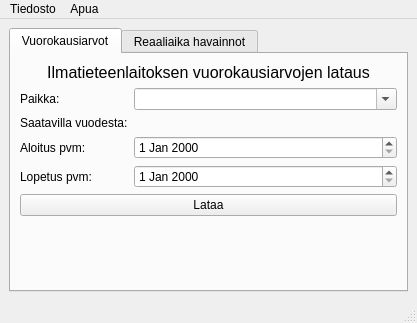
Before: the Qt Designer form gui/main_window.ui in Tumetsu/FMI-weather-downloader, drawn with Qt 5.
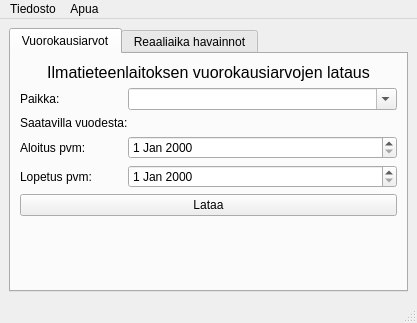
After: the same form once the commit is applied.

Commit message: Renamed Qt-designer elements in a clean and logical way

Diff of the .ui file:
```diff
--- a/gui/main_window.ui
+++ b/gui/main_window.ui
@@ -53,6 +53,21 @@
           <property name="fieldGrowthPolicy">
            <enum>QFormLayout::AllNonFixedFieldsGrow</enum>
           </property>
+          <property name="horizontalSpacing">
+           <number>0</number>
+          </property>
+          <property name="leftMargin">
+           <number>0</number>
+          </property>
+          <property name="topMargin">
+           <number>0</number>
+          </property>
+          <property name="rightMargin">
+           <number>0</number>
+          </property>
+          <property name="bottomMargin">
+           <number>0</number>
+          </property>
           <item row="0" column="0">
            <widget class="QLabel" name="label">
             <property name="text">
```
Left out of the diff: 72 changed lines with no effect on the pictures. The commit also changes 2 other files.
